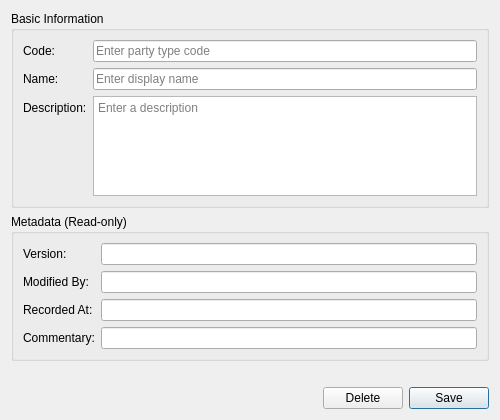
This is projects/ores.qt/ui/PartyTypeDetailDialog.ui in OreStudio/OreStudio as Qt 5 draws it before an edit. The edited form follows.
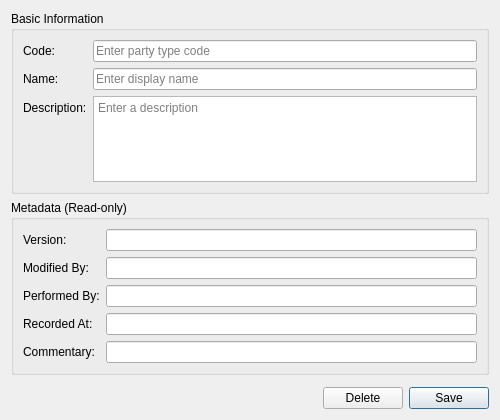
This is the edited form.

Commit message: [qt] UI fixes: spelling, bug fixes, book/portfolio widgets, performed_by

```diff
--- a/projects/ores.qt/ui/PartyTypeDetailDialog.ui
+++ b/projects/ores.qt/ui/PartyTypeDetailDialog.ui
@@ -124,27 +124,41 @@
        </widget>
       </item>
       <item row="2" column="0">
+       <widget class="QLabel" name="labelPerformedBy">
+        <property name="text">
+         <string>Performed By:</string>
+        </property>
+       </widget>
+      </item>
+      <item row="2" column="1">
+       <widget class="QLineEdit" name="performedByEdit">
+        <property name="readOnly">
+         <bool>true</bool>
+        </property>
+       </widget>
+      </item>
+      <item row="3" column="0">
        <widget class="QLabel" name="labelRecordedAt">
         <property name="text">
          <string>Recorded At:</string>
         </property>
        </widget>
       </item>
-      <item row="2" column="1">
+      <item row="3" column="1">
        <widget class="QLineEdit" name="recordedAtEdit">
         <property name="readOnly">
          <bool>true</bool>
         </property>
        </widget>
       </item>
-      <item row="3" column="0">
+      <item row="4" column="0">
        <widget class="QLabel" name="labelCommentary">
         <property name="text">
          <string>Commentary:</string>
         </property>
        </widget>
       </item>
-      <item row="3" column="1">
+      <item row="4" column="1">
        <widget class="QLineEdit" name="commentaryEdit">
         <property name="readOnly">
          <bool>true</bool>
```
The commit also changes 31 other files.
